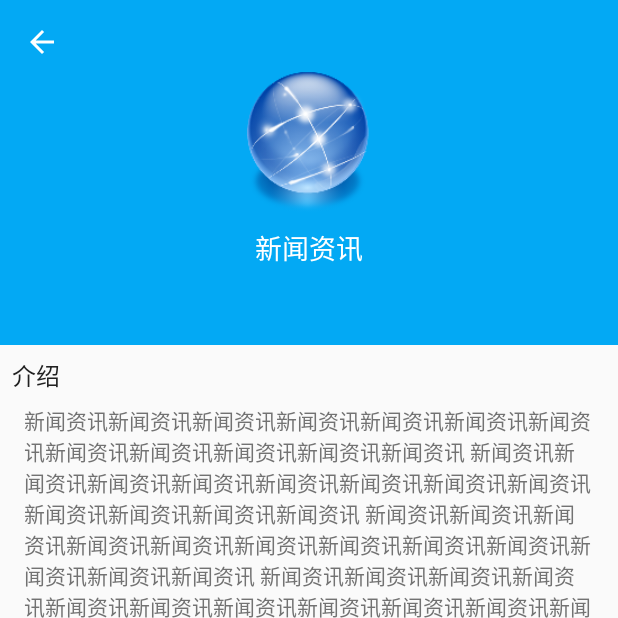
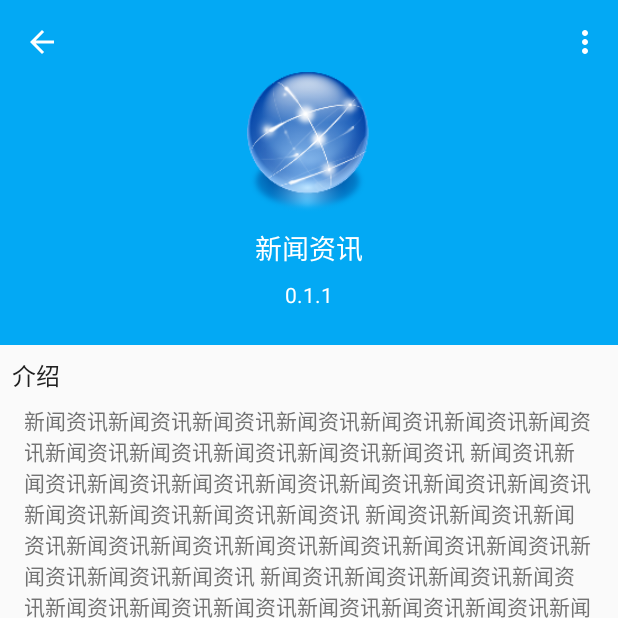
Before and after one commit to cokernut/News, an Android app: the AboutActivity screen opened directly, with no data from a screen before it, on a phone screen of 412 x 824 dp, the top half of it. Run offline under Robolectric (Android 15) with nearby library versions, the phone set to English and light mode, and no system bars; our stand-ins replace CircleImageView; libraries missing offline, so code that uses them is left out: com.facebook.drawee.

Commit message:
添加版本号

```diff
--- a/app/src/main/java/top/cokernut/news/activity/AboutActivity.java
+++ b/app/src/main/java/top/cokernut/news/activity/AboutActivity.java
@@ -3,6 +3,9 @@ package top.cokernut.news.activity;
 import android.os.Bundle;
 import android.support.design.widget.CollapsingToolbarLayout;
 import android.support.v7.widget.Toolbar;
+import android.view.Menu;
+import android.view.MenuItem;
+import android.widget.TextView;
 
 import top.cokernut.news.R;
 import top.cokernut.news.base.BaseActivity;
@@ -10,6 +13,7 @@ import top.cokernut.news.base.BaseActivity;
 public class AboutActivity extends BaseActivity {
 
     private CollapsingToolbarLayout mCollapsingToolbarLayout;
+    private TextView mVersionTV;
 
     @Override
     protected void onCreate(Bundle savedInstanceState) {
@@ -20,5 +24,22 @@ public class AboutActivity extends BaseActivity {
         getSupportActionBar().setDisplayHomeAsUpEnabled(true);
         mCollapsingToolbarLayout = (CollapsingToolbarLayout) findViewById(R.id.collapsing_toolbar);
         mCollapsingToolbarLayout.setTitle(getString(R.string.about_title));
+        mVersionTV = (TextView) findViewById(R.id.tv_version);
+        mVersionTV.setText("0.1.1");
+    }
+
+    @Override
+    public boolean onCreateOptionsMenu(Menu menu) {
+        getMenuInflater().inflate(R.menu.menu_about, menu);
+        return true;
+    }
+
+    @Override
+    public boolean onOptionsItemSelected(MenuItem item) {
+        switch (item.getItemId()) {
+            case R.id.action:
+                return true;
+        }
+        return super.onOptionsItemSelected(item);
     }
 }
--- a/app/src/main/res/layout/activity_about.xml
+++ b/app/src/main/res/layout/activity_about.xml
@@ -49,8 +49,7 @@
                     android:layout_height="wrap_content"
                     android:layout_marginTop="@dimen/margin_8dp"
                     android:textColor="@color/icons"
-                    android:textSize="14sp"
-                    tools:text="Version 0.1.1"/>
+                    android:textSize="14sp"/>
             </LinearLayout>
 
             <android.support.v7.widget.Toolbar
--- /dev/null
+++ b/app/src/main/res/menu/menu_about.xml
@@ -0,0 +1,10 @@
+<menu xmlns:android="http://schemas.android.com/apk/res/android"
+    xmlns:app="http://schemas.android.com/apk/res-auto"
+    xmlns:tools="http://schemas.android.com/tools"
+    tools:context=".activity.DetailActivity">
+    <item
+        android:id="@+id/action"
+        android:orderInCategory="100"
+        android:title="@string/action_settings"
+        app:showAsAction="never" />
+</menu>
```
